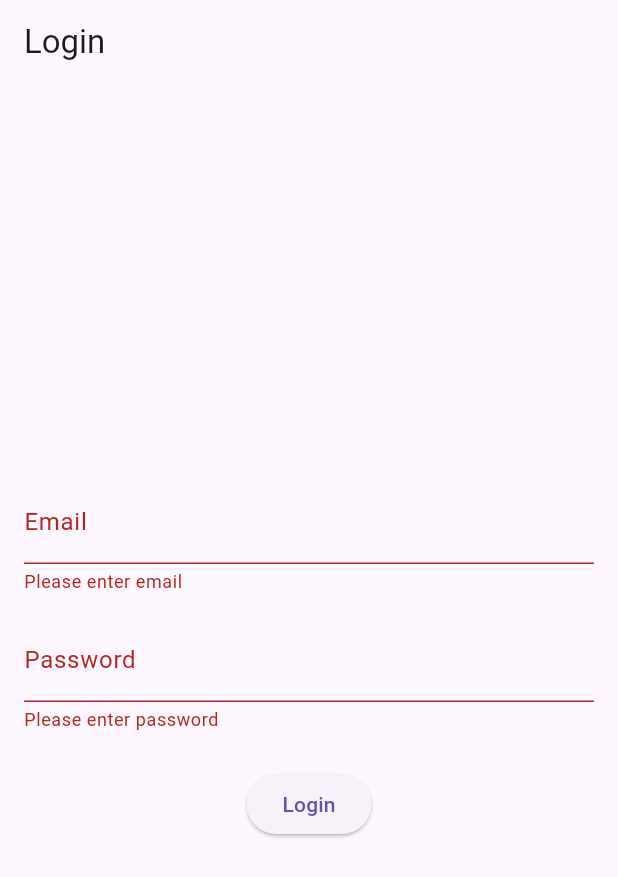
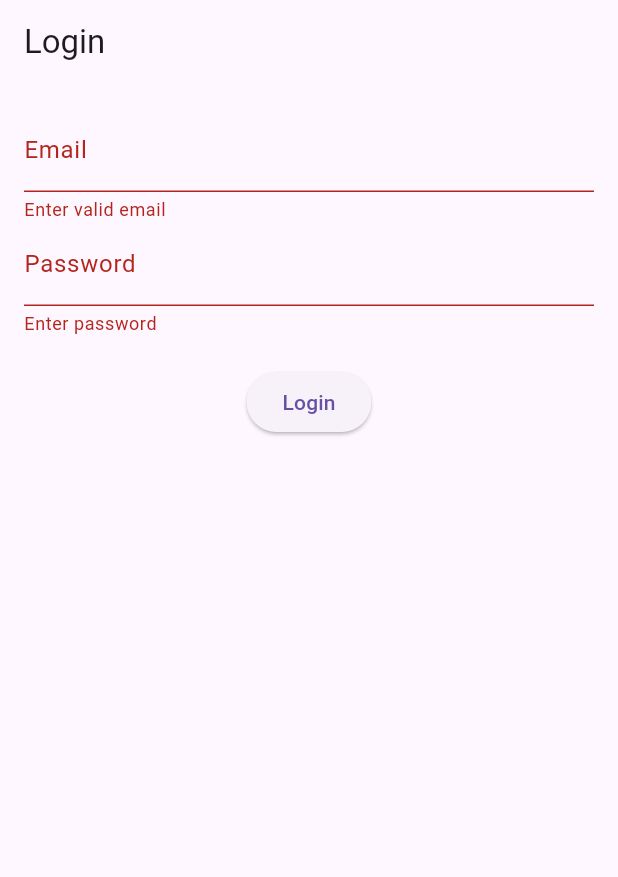
Before and after one commit to Chandanabr23/MeetFlow, a Flutter app: the screen it shows after launch, after a tap on "Login", on a phone screen of 412 x 824 dp. Shown: the top 877 px of the screen. Run offline on Flutter 3.47's test engine with Material 3 defaults, Android fonts, the light colour scheme and no system bars; our stand-ins replace equatable, flutter_bloc, hive, hive_flutter, permission_handler; missing offline and left inert: flutter_webrtc; accounts and stored records are empty; network calls fail.

Commit message:
added SplashScreen and LoginScreen with basic validation and Implemented HomeScreen with navigation to VideoCallScreen and  UserListScreen fetches users from ReqRes API with Hive offline caching  VideoCallScreen implemented using flutter_webrtc

```diff
--- /dev/null
+++ b/lib/blocs/user_bloc/user_event.dart
@@ -0,0 +1,5 @@
+part of 'user_bloc.dart';
+
+abstract class UserEvent {}
+
+class FetchUsers extends UserEvent {}
--- a/lib/main.dart
+++ b/lib/main.dart
@@ -1,119 +1,21 @@
-import 'dart:convert';
 import 'package:flutter/material.dart';
-import 'package:http/http.dart' as http;
+import 'package:hive_flutter/hive_flutter.dart';
+import 'screens/splash_screen.dart';
 
-void main() {
-  runApp(const MyApp());
+void main() async {
+  WidgetsFlutterBinding.ensureInitialized();
+  await Hive.initFlutter();
+  await Hive.openBox('cacheBox');
+  runApp(MyApp());
 }
 
 class MyApp extends StatelessWidget {
-  const MyApp({super.key});
-
   @override
   Widget build(BuildContext context) {
     return MaterialApp(
       title: 'MeetFlow',
       theme: ThemeData(primarySwatch: Colors.blue),
-      home: const LoginScreen(),
+      home: SplashScreen(),
     );
   }
 }
-
-class LoginScreen extends StatefulWidget {
-  const LoginScreen({super.key});
-
-  @override
-  State<LoginScreen> createState() => _LoginScreenState();
-}
-
-class _LoginScreenState extends State<LoginScreen> {
-  final _formKey = GlobalKey<FormState>();
-  final TextEditingController _emailController = TextEditingController();
-  final TextEditingController _passwordController = TextEditingController();
-  bool _loading = false;
-
-  Future<void> _login() async {
-    if (_formKey.currentState!.validate()) {
-      setState(() => _loading = true);
-
-      // Mock API using ReqRes
-      final response = await http.post(
-        Uri.parse('https://reqres.in/api/login'),
-        body: {
-          'email': _emailController.text,
-          'password': _passwordController.text,
-        },
-      );
-
-      setState(() => _loading = false);
-
-      if (response.statusCode == 200) {
-        final data = jsonDecode(response.body);
-        // Success
-        print('test-----$data');
-        ScaffoldMessenger.of(context).showSnackBar(
-          SnackBar(content: Text('Login Successful! Token: ${data['token']}')),
-        );
-      } else {
-        // Error
-        ScaffoldMessenger.of(context).showSnackBar(
-          const SnackBar(content: Text('Login Failed! Check credentials.')),
-        );
-      }
-    }
-  }
-
-  @override
-  Widget build(BuildContext context) {
-    return Scaffold(
-      appBar: AppBar(title: const Text('Login')),
-      body: Padding(
-        padding: const EdgeInsets.all(16.0),
-        child: Form(
-          key: _formKey,
-          child: Column(
-            mainAxisAlignment: MainAxisAlignment.center,
-            children: [
-              TextFormField(
-                controller: _emailController,
-                decoration: const InputDecoration(labelText: 'Email'),
-                validator: (value) {
-                  if (value == null || value.isEmpty) {
-                    return 'Please enter email';
-                  }
-                  final emailRegex = RegExp(r'^[^@]+@[^@]+\.[^@]+');
-                  if (!emailRegex.hasMatch(value)) {
-                    return 'Enter a valid email';
-                  }
-                  return null;
-                },
-              ),
-              const SizedBox(height: 16),
-              TextFormField(
-                controller: _passwordController,
-                decoration: const InputDecoration(labelText: 'Password'),
-                obscureText: true,
-                validator: (value) {
-                  if (value == null || value.isEmpty) {
-                    return 'Please enter password';
-                  }
-                  if (value.length < 6) {
-                    return 'Password must be at least 6 characters';
-                  }
-                  return null;
-                },
-              ),
-              const SizedBox(height: 24),
-              _loading
-                  ? const CircularProgressIndicator()
-                  : ElevatedButton(
-                      onPressed: _login,
-                      child: const Text('Login'),
-                    ),
-            ],
-          ),
-        ),
-      ),
-    );
-  }
-}
--- /dev/null
+++ b/lib/screens/login_screen.dart
@@ -0,0 +1,74 @@
+import 'package:flutter/material.dart';
+import 'video_call_screen.dart';
+import 'user_list_screen.dart';
+
+class LoginScreen extends StatefulWidget {
+  @override
+  State<LoginScreen> createState() => _LoginScreenState();
+}
+
+class _LoginScreenState extends State<LoginScreen> {
+  final _emailController = TextEditingController();
+  final _passController = TextEditingController();
+  final _formKey = GlobalKey<FormState>();
+
+  void _login() {
+    if (_formKey.currentState!.validate()) {
+      Navigator.pushReplacement(context, MaterialPageRoute(builder: (_) => HomeScreen()));
+    }
+  }
+
+  @override
+  Widget build(BuildContext context) {
+    return Scaffold(
+      appBar: AppBar(title: Text("Login")),
+      body: Padding(
+        padding: EdgeInsets.all(16),
+        child: Form(
+          key: _formKey,
+          child: Column(
+            children: [
+              TextFormField(
+                controller: _emailController,
+                decoration: InputDecoration(labelText: "Email"),
+                validator: (v) => v!.isEmpty || !v.contains('@') ? "Enter valid email" : null,
+              ),
+              TextFormField(
+                controller: _passController,
+                decoration: InputDecoration(labelText: "Password"),
+                obscureText: true,
+                validator: (v) => v!.isEmpty ? "Enter password" : null,
+              ),
+              SizedBox(height: 20),
+              ElevatedButton(onPressed: _login, child: Text("Login"))
+            ],
+          ),
+        ),
+      ),
+    );
+  }
+}
+
+class HomeScreen extends StatelessWidget {
+  @override
+  Widget build(BuildContext context) {
+    return Scaffold(
+      appBar: AppBar(title: Text("Home")),
+      body: Center(
+        child: Column(
+          mainAxisAlignment: MainAxisAlignment.center,
+          children: [
+            ElevatedButton(
+              child: Text("Video Call"),
+              onPressed: () => Navigator.push(context, MaterialPageRoute(builder: (_) => VideoCallScreen())),
+            ),
+            ElevatedButton(
+              child: Text("User List"),
+              onPressed: () => Navigator.push(context, MaterialPageRoute(builder: (_) => UserListScreen())),
+            )
+          ],
+        ),
+      ),
+    );
+  }
+}
--- /dev/null
+++ b/lib/screens/splash_screen.dart
@@ -0,0 +1,24 @@
+import 'package:flutter/material.dart';
+import 'login_screen.dart';
+
+class SplashScreen extends StatefulWidget {
+  @override
+  State<SplashScreen> createState() => _SplashScreenState();
+}
+
+class _SplashScreenState extends State<SplashScreen> {
+  @override
+  void initState() {
+    super.initState();
+    Future.delayed(Duration(seconds: 2), () {
+      Navigator.pushReplacement(context, MaterialPageRoute(builder: (_) => LoginScreen()));
+    });
+  }
+
+  @override
+  Widget build(BuildContext context) {
+    return Scaffold(
+      body: Center(child: Text("MeetFlow", style: TextStyle(fontSize: 30))),
+    );
+  }
+}
```
Also changed, not shown: lib/blocs/auth_bloc/auth_bloc.dart (added, +29 -0 lines), lib/blocs/auth_bloc/auth_event.dart (added, +13 -0 lines), lib/blocs/auth_bloc/auth_state.dart (added, +15 -0 lines), lib/blocs/user_bloc/user_bloc.dart (added, +22 -0 lines), lib/blocs/user_bloc/user_state.dart (added, +16 -0 lines), lib/models/user.dart (added, +17 -0 lines), lib/repositories/auth_repository.dart (added, +21 -0 lines), lib/repositories/user_repo.dart (added, +41 -0 lines), lib/screens/user_list_screen.dart (added, +68 -0 lines), lib/screens/video_call_screen.dart (added, +125 -0 lines), lib/widgets/user_tile.dart (added, +18 -0 lines), pubspec.yaml (+11 -2 lines), 5 other files.
